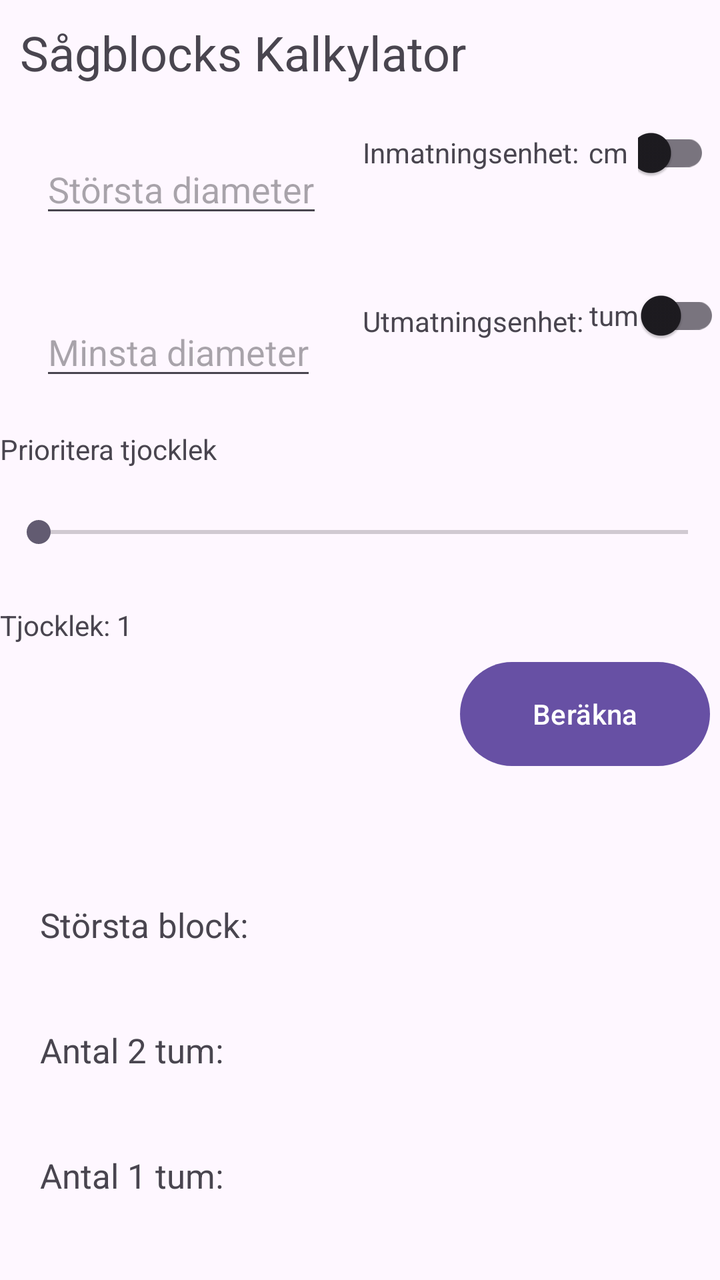
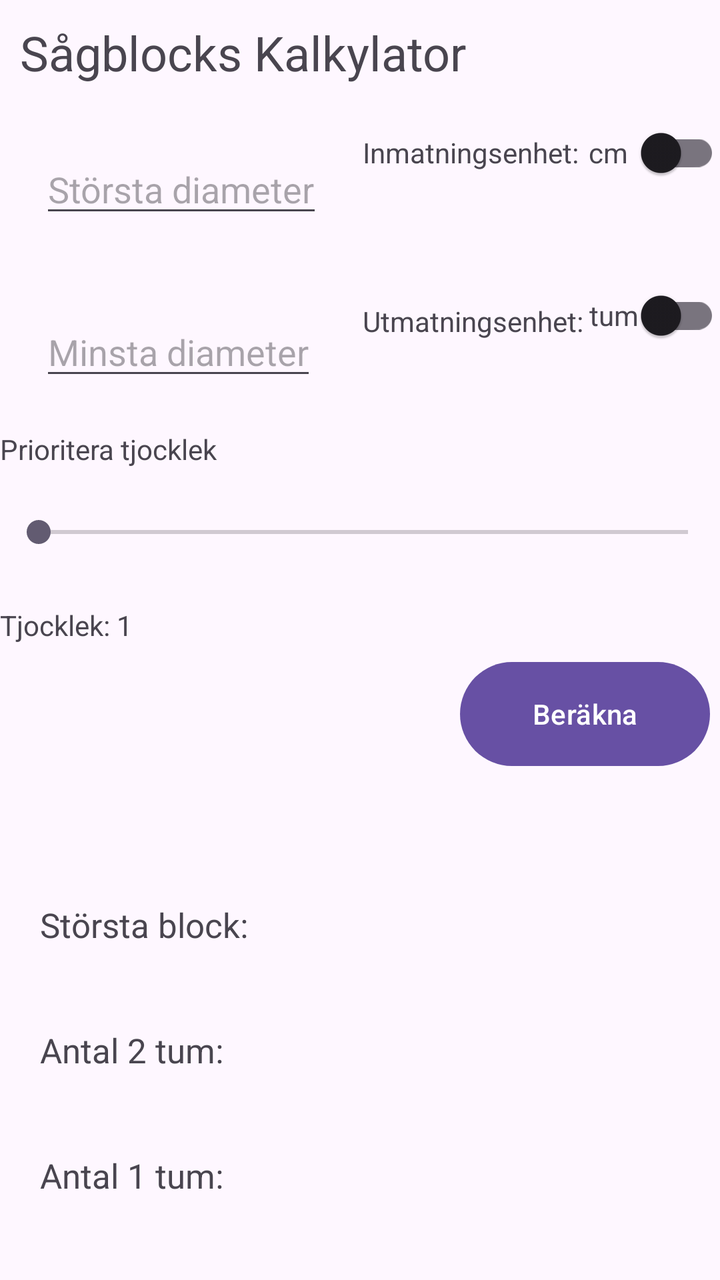

Before-and-after screenshots of an Android layout around one commit, followed by the original layout XML and the change that was made.
<!-- AndroidManifest.xml: application theme Theme.LogCalculator -->
<!-- res/layout/activity_main.xml -->
<?xml version="1.0" encoding="utf-8"?>
<LinearLayout
        xmlns:android="http://schemas.android.com/apk/res/android"
        xmlns:tools="http://schemas.android.com/tools"
        xmlns:app="http://schemas.android.com/apk/res-auto"
        android:id="@+id/main"
        android:layout_width="match_parent"
        android:layout_height="match_parent"
        android:orientation="vertical"
        tools:context=".MainActivity"

>

    <TextView
            android:layout_width="match_parent"
            android:layout_height="wrap_content"
            android:text="Sågblocks Kalkylator"
            app:layout_constraintBottom_toBottomOf="parent"
            app:layout_constraintStart_toStartOf="parent"
            app:layout_constraintEnd_toEndOf="parent"
            app:layout_constraintTop_toTopOf="parent" app:layout_constraintVertical_bias="0.049"
            android:textSize="24sp"
            android:layout_margin="10dp"
    />
    <LinearLayout
            android:orientation="horizontal"
            android:layout_width="match_parent"
            android:layout_height="wrap_content"
    >

        <EditText android:layout_width="wrap_content"
                  android:layout_height="wrap_content"
                  android:id="@+id/big_input"
                  android:hint="Största diameter"
                  android:layout_margin="20dp"
        />
        <TextView android:layout_width="wrap_content"
                  android:layout_height="wrap_content"
                  android:text="@string/inmatningsenhet"
                  android:layout_marginEnd="5dp"
        >

        </TextView>
        <TextView android:layout_width="wrap_content"
                  android:layout_height="wrap_content"
                  android:text="@string/cm"
                  android:id="@+id/inputUnit"
        >

        </TextView>
        <androidx.appcompat.widget.SwitchCompat
                android:layout_width="0dp"
                android:layout_height="wrap_content"
                android:id="@+id/input_switch"
                android:layout_weight="1"
                android:layout_margin="5dp"
                android:layout_gravity="end"

        />
    </LinearLayout>

    <LinearLayout android:layout_width="match_parent"
                  android:layout_height="wrap_content"
                  android:orientation="horizontal"
    >

        <EditText android:layout_width="wrap_content"
                  android:layout_height="wrap_content"
                  android:id="@+id/small_input"
                  android:hint="Minsta diameter"
                  android:layout_margin="20dp"
        />

        <TextView android:layout_width="wrap_content"
                  android:layout_height="wrap_content"
                  android:text="@string/utmatningsenhet"
                  android:layout_margin="3dp"
        >
        </TextView>
        <TextView android:layout_width="wrap_content"
                  android:layout_height="wrap_content"
                  android:text="@string/tum"
                  android:id="@+id/outputUnit"
        >
        </TextView>

        <androidx.appcompat.widget.SwitchCompat
                android:layout_width="0dp"
                android:layout_height="wrap_content"
                android:id="@+id/output_switch"
                android:layout_weight="1"
                android:layout_marginTop="5dp"
                android:layout_gravity="end"

        />

    </LinearLayout>

    <LinearLayout android:layout_width="match_parent"
                  android:layout_height="wrap_content"
                  android:orientation="horizontal"
    >


        <LinearLayout android:layout_width="match_parent"
                      android:layout_height="wrap_content"
                      android:orientation="vertical"
        >
            <TextView android:layout_width="match_parent"
                      android:layout_height="wrap_content"
                      android:text="Prioritera tjocklek"
            >

            </TextView>
            <SeekBar
                    android:layout_width="match_parent"
                    android:layout_height="40sp"
                    android:id="@+id/thickness_bar"
                    android:layout_weight="1"
                    android:layout_marginTop="12dp"
                    android:layout_marginBottom="12dp"
                    android:progress="1"

            />
            <TextView android:layout_width="match_parent"
                      android:layout_height="wrap_content"
                      android:layout_marginTop="5dp"
                      android:id="@+id/selected_thickness"
                      android:text="@string/selected_thickness"
            >

            </TextView>

        </LinearLayout>
    </LinearLayout>
    <Button android:layout_width="125dp"
            android:layout_height="60dp"
            android:layout_margin="5dp"
            android:layout_gravity="right"
            android:id="@+id/calculateLog"
            android:text="@string/calc"
    />
    <TextView android:layout_width="wrap_content"
              android:layout_height="wrap_content"
              android:layout_margin="10dp"
              android:id="@+id/textinput_error"
    />

    <TextView android:layout_width="wrap_content"
              android:layout_height="wrap_content"
              android:layout_margin="20dp"
              android:id="@+id/result"
              android:text="Största block: "
              android:textSize="17sp"
    />
    <TextView android:layout_width="wrap_content"
              android:layout_height="wrap_content"
              android:layout_margin="20dp"
              android:id="@+id/twoInch"
              android:text="Antal 2 tum: "
              android:textSize="17sp"

    />
    <TextView android:layout_width="wrap_content"
              android:layout_height="wrap_content"
              android:layout_margin="20dp"
              android:id="@+id/oneInch"
              android:text="Antal 1 tum: "
              android:textSize="17sp"

    />
    <TextView android:layout_width="wrap_content"
              android:layout_height="wrap_content"
              android:layout_margin="20dp"
              android:id="@+id/spill"
              android:text="Spill: "
              android:textSize="17sp"

    />


</LinearLayout>
<!-- resources referenced by this layout -->
<resources>
  <string name="calc">Beräkna</string>
  <string name="cm">cm</string>
  <string name="inmatningsenhet">Inmatningsenhet:</string>
  <string name="selected_thickness">Tjocklek: 1</string>
  <string name="tum">tum</string>
  <string name="utmatningsenhet">Utmatningsenhet:</string>
  <style name="Theme.LogCalculator" parent="Base.Theme.LogCalculator" />
  <style name="Base.Theme.LogCalculator" parent="Theme.Material3.DayNight.NoActionBar">
          
          
      </style>
</resources>

<!-- the commit's change to res/layout/activity_main.xml (unified diff, before → after) -->
@@ -53,7 +53,7 @@
                 android:layout_height="wrap_content"
                 android:id="@+id/input_switch"
                 android:layout_weight="1"
-                android:layout_margin="5dp"
+                android:layout_marginTop="5dp"
                 android:layout_gravity="end"
 
         />
@@ -144,6 +144,7 @@
               android:layout_height="wrap_content"
               android:layout_margin="10dp"
               android:id="@+id/textinput_error"
+              android:textColor="#FF0000"
     />
 
     <TextView android:layout_width="wrap_content"
